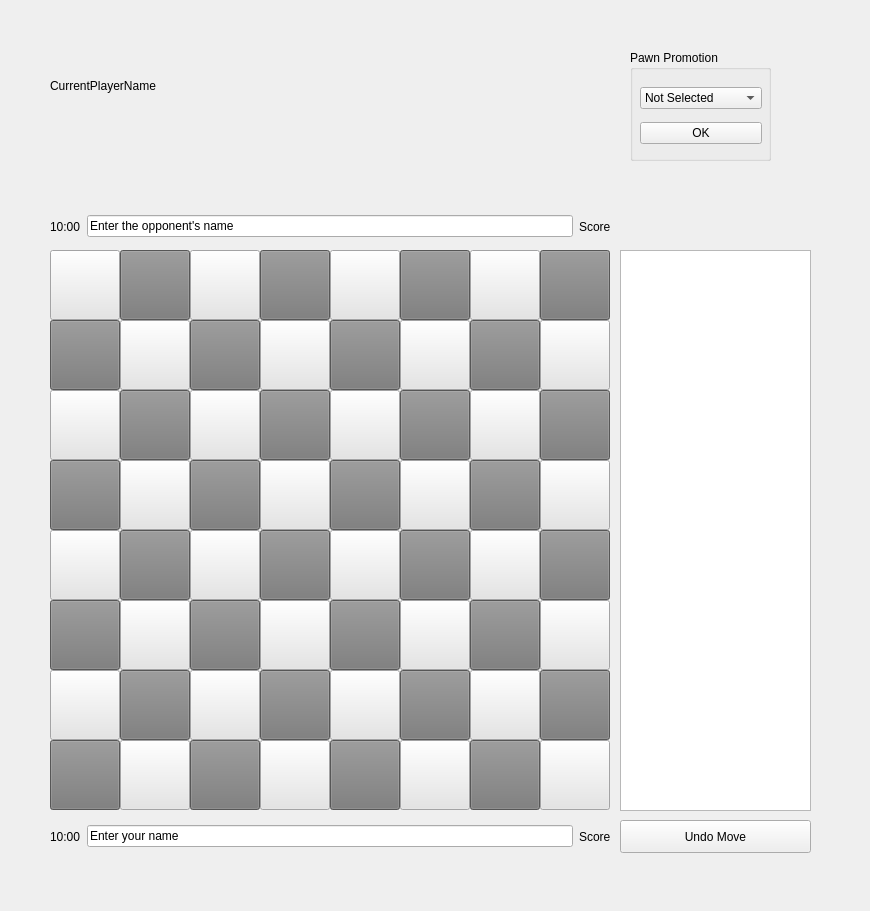
The window that schach/schachgui.ui (Charly-62/QtChessApp) describes before a commit, drawn with Qt 5.
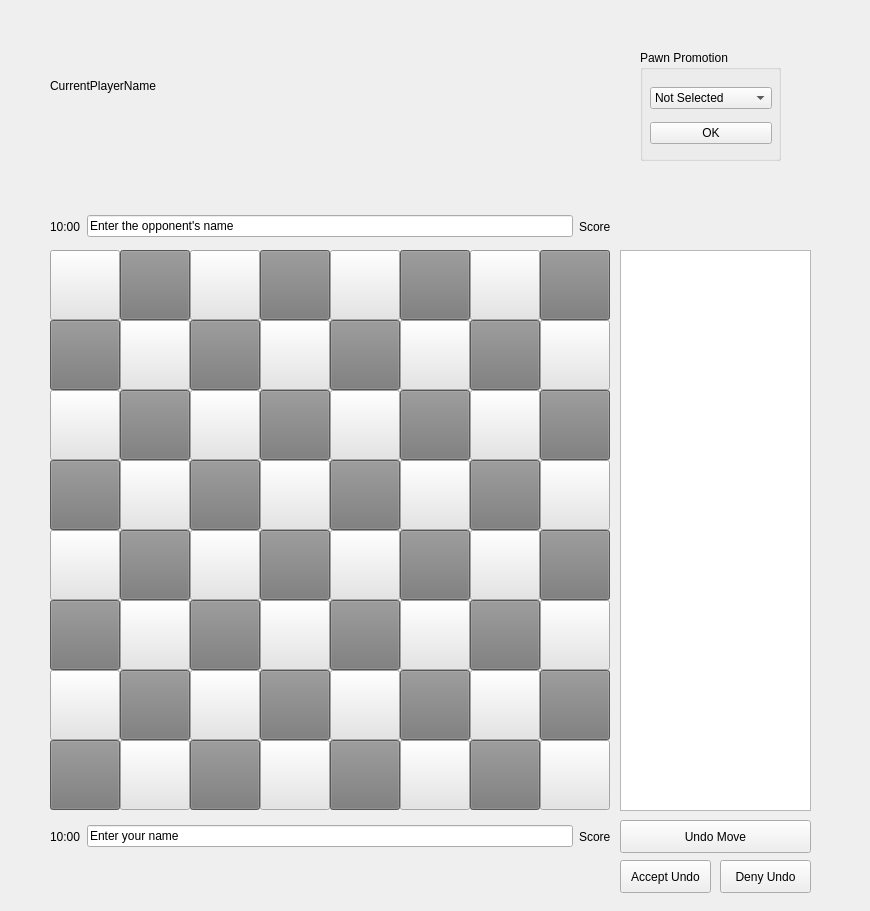
The same window after the commit. The open tabs and pages were chosen to show the change.

Commit message: [fix] Undo button over network

```diff
--- a/schach/schachgui.ui
+++ b/schach/schachgui.ui
@@ -232,7 +232,7 @@
      </property>
      <property name="geometry">
       <rect>
-       <x>580</x>
+       <x>590</x>
        <y>40</y>
        <width>191</width>
        <height>111</height>
@@ -1881,6 +1881,32 @@
      </property>
      <layout class="QHBoxLayout" name="deadplayer1"/>
     </widget>
+    <widget class="QPushButton" name="pbUndoAccept">
+     <property name="geometry">
+      <rect>
+       <x>590</x>
+       <y>850</y>
+       <width>91</width>
+       <height>33</height>
+      </rect>
+     </property>
+     <property name="text">
+      <string>Accept Undo</string>
+     </property>
+    </widget>
+    <widget class="QPushButton" name="pbUndoDeny">
+     <property name="geometry">
+      <rect>
+       <x>690</x>
+       <y>850</y>
+       <width>91</width>
+       <height>33</height>
+      </rect>
+     </property>
+     <property name="text">
+      <string>Deny Undo</string>
+     </property>
+    </widget>
    </widget>
   </widget>
  </widget>
```
Left out of the diff: 2 changed lines with no effect on the pictures. The commit also changes 4 other files.
